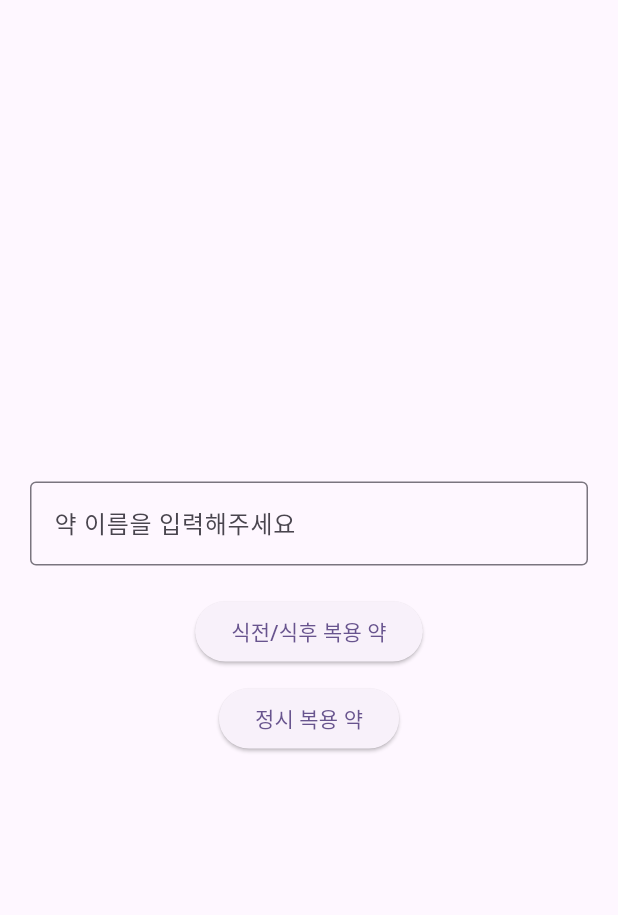
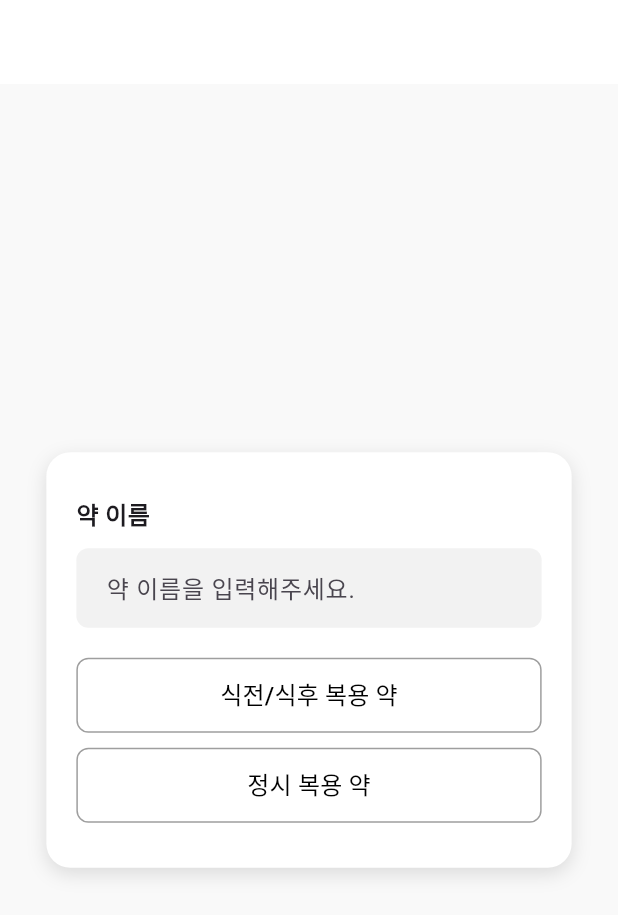
Before and after one commit to gdsc-ssu/ongi-app, a Flutter app: the MedicineTypeSelector screen opened directly, on a phone screen of 412 x 824 dp. Shown: the top 915 px of the screen. Run offline on Flutter 3.47's test engine with Material 3 defaults, Android fonts, the phone set to English and light mode, and no system bars.

Commit message:
[design] medicine_type_selector

```diff
--- a/ongi/lib/components/medicine/medicine_type_selector.dart
+++ b/ongi/lib/components/medicine/medicine_type_selector.dart
@@ -42,29 +42,88 @@ class _MedicineTypeSelectorState extends State<MedicineTypeSelector> {
 
   @override
   Widget build(BuildContext context) {
-    return Padding(
-      padding: const EdgeInsets.all(20.0),
+    return Scaffold(
+      backgroundColor: const Color(0xFFF9F9F9), // 전체 배경 색 연한 회색
+      appBar: AppBar(
+        backgroundColor: Colors.white,
+        elevation: 0,
+        foregroundColor: Colors.black,
+      ),
+      body: Center(
+        child: Container(
+          width: MediaQuery.of(context).size.width * 0.85,
+          padding: const EdgeInsets.symmetric(vertical: 30, horizontal: 20),
+          decoration: BoxDecoration(
+            color: Colors.white,
+            borderRadius: BorderRadius.circular(16),
+            boxShadow: [
+              BoxShadow(
+                color: Colors.black12,
+                blurRadius: 10,
+                offset: Offset(0, 4),
+              ),
+            ],
+          ),
           child: Column(
-        mainAxisAlignment: MainAxisAlignment.center,
+            mainAxisSize: MainAxisSize.min,
             children: [
+              const Align(
+                alignment: Alignment.centerLeft,
+                child: Text(
+                  '약 이름',
+                  style: TextStyle(
+                    fontWeight: FontWeight.bold,
+                    fontSize: 16,
+                  ),
+                ),
+              ),
+              const SizedBox(height: 10),
               TextField(
                 controller: _medicineNameController,
-            decoration: const InputDecoration(
-              labelText: '약 이름을 입력해주세요',
-              border: OutlineInputBorder(),
+                decoration: InputDecoration(
+                  hintText: '약 이름을 입력해주세요.',
+                  filled: true,
+                  fillColor: const Color(0xFFF2F2F2),
+                  contentPadding: const EdgeInsets.symmetric(horizontal: 16, vertical: 14),
+                  border: OutlineInputBorder(
+                    borderRadius: BorderRadius.circular(8),
+                    borderSide: BorderSide.none,
+                  ),
                 ),
               ),
               const SizedBox(height: 20),
-          ElevatedButton(
+              OutlinedButton(
                 onPressed: _navigateToPrePostMealMedicineAdder,
-            child: const Text('식전/식후 복용 약'),
+                style: OutlinedButton.styleFrom(
+                  minimumSize: const Size.fromHeight(50),
+                  side: const BorderSide(color: Colors.grey),
+                  shape: RoundedRectangleBorder(
+                    borderRadius: BorderRadius.circular(8),
+                  ),
+                ),
+                child: const Text(
+                  '식전/식후 복용 약',
+                  style: TextStyle(fontSize: 16, color: Colors.black),
+                ),
               ),
               const SizedBox(height: 10),
-          ElevatedButton(
+              OutlinedButton(
                 onPressed: _navigateToTimedMedicineAdder,
-            child: const Text('정시 복용 약'),
+                style: OutlinedButton.styleFrom(
+                  minimumSize: const Size.fromHeight(50),
+                  side: const BorderSide(color: Colors.grey),
+                  shape: RoundedRectangleBorder(
+                    borderRadius: BorderRadius.circular(8),
+                  ),
+                ),
+                child: const Text(
+                  '정시 복용 약',
+                  style: TextStyle(fontSize: 16, color: Colors.black),
+                ),
               ),
             ],
+          ),
+        ),
       ),
     );
   }
```
Lines whose indentation alone changed are shown as unchanged.
